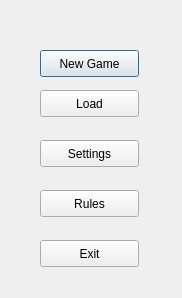
Qt form QT_Project_Mensche_Aergere_dich_nicht/primarydialog.ui (TwoPlusPlus/NETB375_Mensche_aergere_dich_nicht) before a commit.
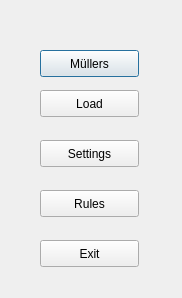
The same form after that commit.

```diff
--- a/QT_Project_Mensche_Aergere_dich_nicht/primarydialog.ui
+++ b/QT_Project_Mensche_Aergere_dich_nicht/primarydialog.ui
@@ -23,7 +23,7 @@
     </rect>
    </property>
    <property name="text">
-    <string>New Game</string>
+    <string>Müllers</string>
    </property>
   </widget>
   <widget class="QPushButton" name="LoadButton">
```
